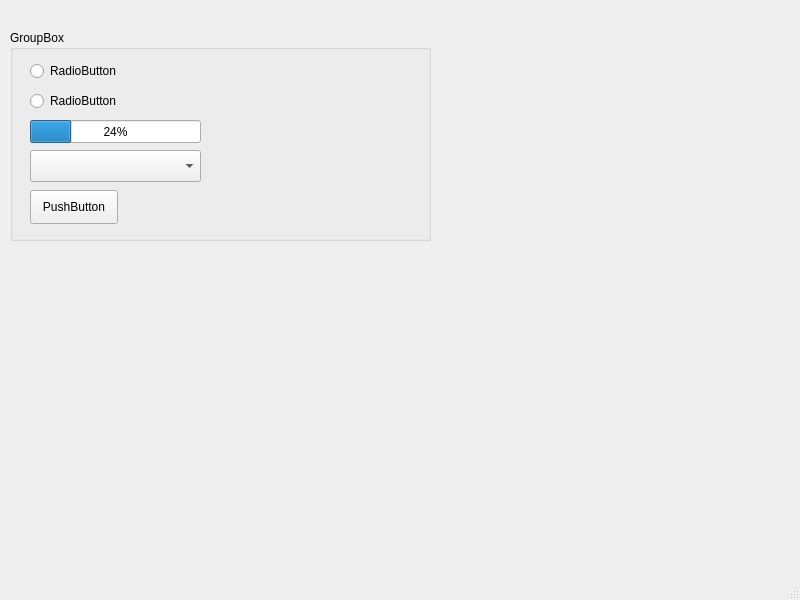
The window that MainWindow.ui (Yuri-SN/qt-homework) describes before a commit, drawn with Qt 5.
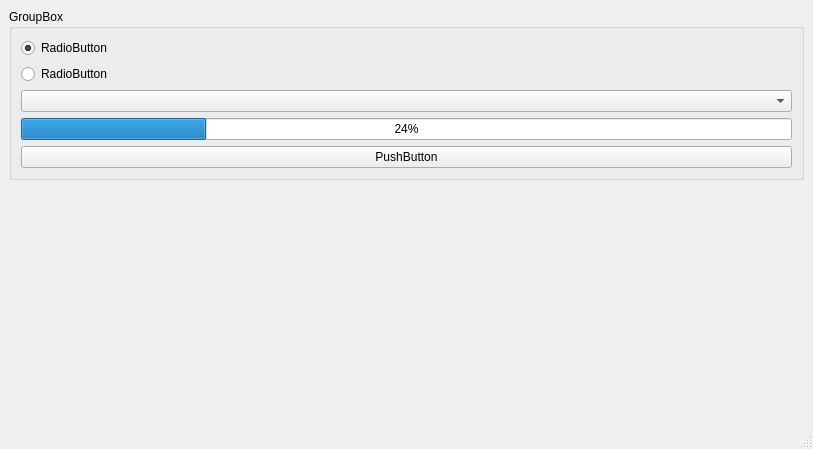
The same window after the commit.

Commit message: Работа над ошибками

What changed in the file:
```diff
--- a/MainWindow.ui
+++ b/MainWindow.ui
@@ -6,89 +6,85 @@
    <rect>
     <x>0</x>
     <y>0</y>
-    <width>800</width>
-    <height>600</height>
+    <width>813</width>
+    <height>449</height>
    </rect>
   </property>
   <property name="windowTitle">
    <string>MainWindow</string>
   </property>
   <widget class="QWidget" name="centralwidget">
+   <layout class="QVBoxLayout" name="verticalLayout">
+    <item>
    <widget class="QGroupBox" name="groupBox">
-    <property name="geometry">
-     <rect>
-      <x>10</x>
-      <y>30</y>
-      <width>421</width>
-      <height>211</height>
-     </rect>
-    </property>
     <property name="title">
      <string>GroupBox</string>
     </property>
-    <widget class="QRadioButton" name="radioButton">
-     <property name="geometry">
-      <rect>
-       <x>20</x>
-       <y>30</y>
-       <width>101</width>
-       <height>22</height>
-      </rect>
-     </property>
-     <property name="text">
-      <string>RadioButton</string>
-     </property>
-    </widget>
+      <layout class="QVBoxLayout" name="verticalLayout_2">
+       <item>
     <widget class="QRadioButton" name="radioButton_2">
-     <property name="geometry">
-      <rect>
-       <x>20</x>
-       <y>60</y>
-       <width>101</width>
-       <height>22</height>
-      </rect>
-     </property>
      <property name="text">
       <string>RadioButton</string>
      </property>
-    </widget>
-    <widget class="QPushButton" name="pushButton">
-     <property name="geometry">
-      <rect>
-       <x>20</x>
-       <y>160</y>
-       <width>88</width>
-       <height>34</height>
-      </rect>
-     </property>
+         <property name="checked">
+          <bool>true</bool>
+         </property>
+        </widget>
+       </item>
+       <item>
+        <widget class="QRadioButton" name="radioButton">
      <property name="text">
-      <string>PushButton</string>
-     </property>
-    </widget>
+          <string>RadioButton</string>
+         </property>
+        </widget>
+       </item>
+       <item>
+        <widget class="QComboBox" name="comboBox"/>
+       </item>
+       <item>
     <widget class="QProgressBar" name="progressBar">
-     <property name="geometry">
-      <rect>
-       <x>20</x>
-       <y>90</y>
-       <width>171</width>
-       <height>23</height>
-      </rect>
-     </property>
      <property name="value">
       <number>24</number>
      </property>
     </widget>
-    <widget class="QComboBox" name="comboBox">
-     <property name="geometry">
-      <rect>
-       <x>20</x>
-       <y>120</y>
-       <width>171</width>
-       <height>32</height>
-      </rect>
-     </property>
-    </widget>
-   </widget>
+       </item>
+       <item>
+        <widget class="QPushButton" name="pushButton">
+         <property name="text">
+          <string>PushButton</string>
+         </property>
+        </widget>
+       </item>
+      </layout>
+     </widget>
+    </item>
+    <item>
+     <spacer name="verticalSpacer">
+      <property name="orientation">
+       <enum>Qt::Orientation::Vertical</enum>
+      </property>
+      <property name="sizeHint" stdset="0">
+       <size>
+        <width>20</width>
+        <height>40</height>
+       </size>
+      </property>
+     </spacer>
+    </item>
+    <item>
+     <spacer name="horizontalSpacer">
+      <property name="orientation">
+       <enum>Qt::Orientation::Horizontal</enum>
+      </property>
+      <property name="sizeHint" stdset="0">
+       <size>
+        <width>40</width>
+        <height>20</height>
+       </size>
+      </property>
+     </spacer>
+    </item>
+   </layout>
   </widget>
   <widget class="QMenuBar" name="menubar">
    <property name="geometry">
```
Left out of the diff: 4 changed lines with no effect on the pictures. Lines whose indentation alone changed are shown as unchanged.
